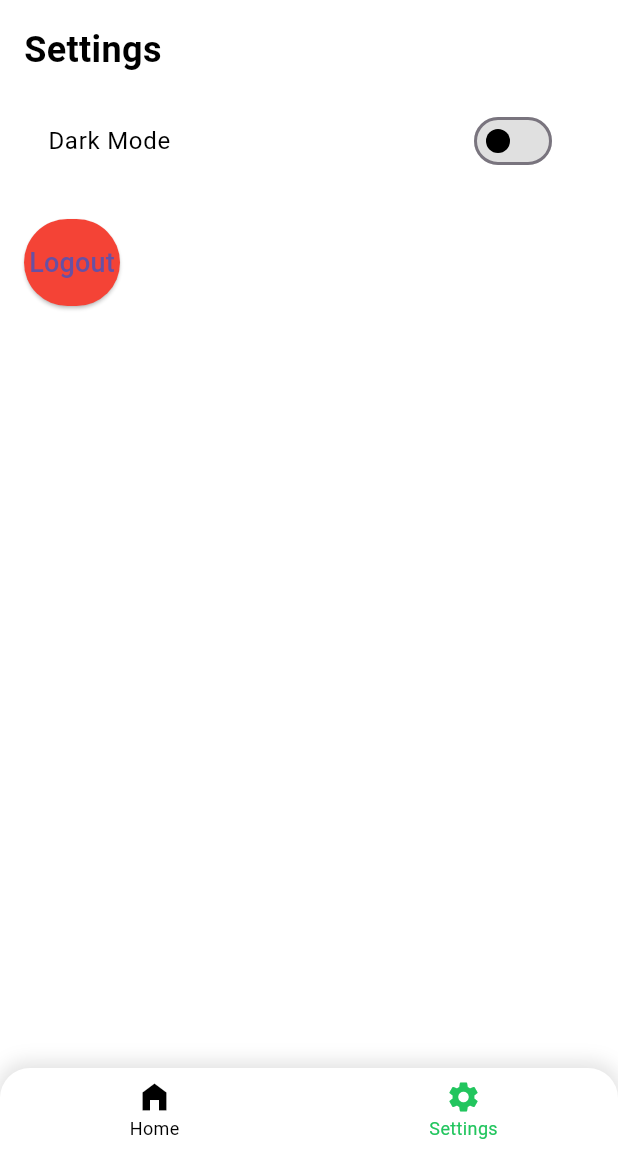
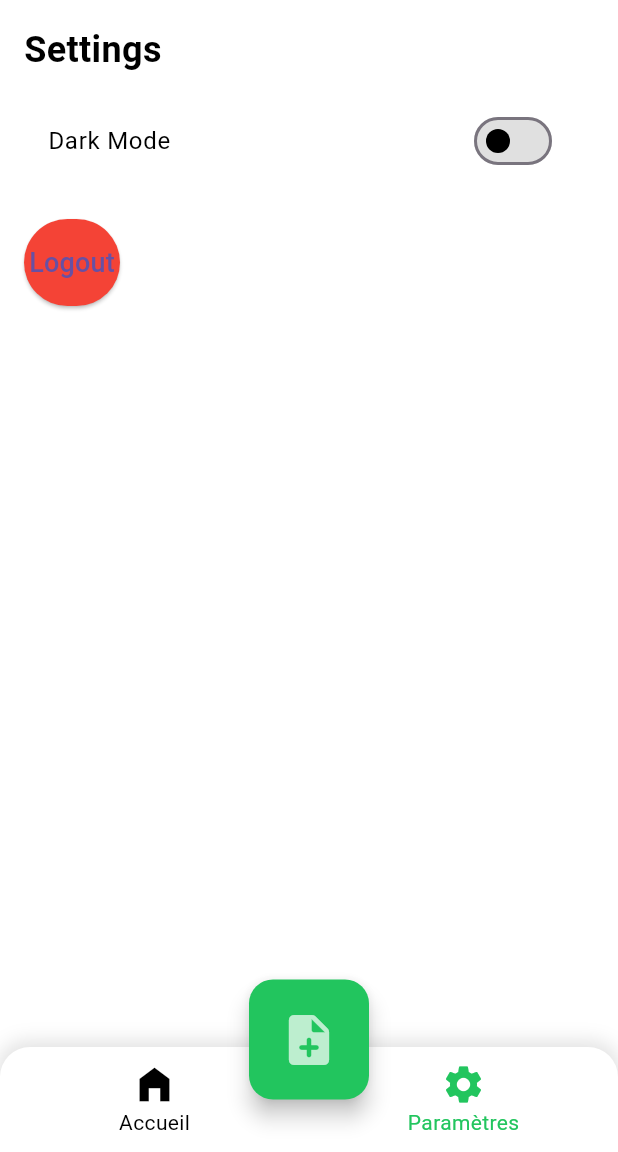
Before and after one commit to VentoMichael/flutter-notes, a Flutter app: the SettingsPage screen opened by its route, on a phone screen of 412 x 824 dp, the part 84-1236 px from its top. Run offline on Flutter 3.47's test engine with Material 3 defaults, Android fonts, the phone set to English and light mode, and no system bars; our stand-ins replace dio, logger, speech_to_text; accounts and stored records are empty; network calls fail.

```diff
--- a/lib/main.dart
+++ b/lib/main.dart
@@ -57,7 +57,7 @@ class MyApp extends StatelessWidget {
       theme: lightTheme,
       darkTheme: darkTheme,
       themeMode: settingsViewModel.setting.isDarkModeEnabled ? ThemeMode.dark : ThemeMode.light,
-      initialRoute: '/login',
+      initialRoute: '/home',
       routes: {
         '/login': (context) => LoginPage(),
         '/register': (context) => RegisterPage(),
--- a/lib/widgets/custom_navigation_bar.dart
+++ b/lib/widgets/custom_navigation_bar.dart
@@ -11,7 +11,11 @@ class CustomNavigationBar extends StatelessWidget {
     final settingsViewModel = Provider.of<SettingsViewModel>(context);
     final isDarkMode = settingsViewModel.setting.isDarkModeEnabled;
 
-    return Container(
+    return Stack(
+      clipBehavior: Clip.none,
+      children: [
+        Container(
+          height: 70,
           decoration: BoxDecoration(
             color: Colors.white,
             boxShadow: [
@@ -36,24 +40,55 @@ class CustomNavigationBar extends StatelessWidget {
             showSelectedLabels: true,
             showUnselectedLabels: true,
             selectedLabelStyle: TextStyle(
-          fontSize: 12,
+              fontSize: 14,
             ),
             unselectedLabelStyle: TextStyle(
-          fontSize: 12,
+              fontSize: 14,
             ),
             items: const <BottomNavigationBarItem>[
               BottomNavigationBarItem(
-            icon: Icon(Icons.home_filled),
-            label: 'Home',
+                icon: Icon(Icons.home_filled, size: 30),
+                label: 'Accueil',
               ),
               BottomNavigationBarItem(
-            icon: Icon(Icons.settings),
-            label: 'Settings',
+                icon: Icon(Icons.settings, size: 30),
+                label: 'Paramètres',
               ),
             ],
             currentIndex: _getSelectedIndex(context),
             onTap: (index) => _onItemTapped(context, index),
           ),
+        ),
+        Positioned(
+          top: -45,
+          left: MediaQuery.of(context).size.width / 2 - 40,
+          child: SizedBox(
+            width: 80,
+            height: 80,
+            child: FloatingActionButton(
+              onPressed: () {
+
+                Navigator.pushReplacementNamed(context, '/addNote');
+              },
+              backgroundColor: primaryColor,
+              shape: RoundedRectangleBorder(
+                borderRadius: BorderRadius.circular(16),
+              ),
+              child: Row(
+                mainAxisAlignment: MainAxisAlignment.center,
+                children: [
+                  Icon(
+                    Icons.note_add_rounded,
+                    size: 40,
+                    color: Colors.white.withOpacity(0.7),
+                  ),
+
+                ],
+              ),
+            ),
+          ),
+        ),
+      ],
     );
   }
 
```
Also changed, not shown: lib/models/user.dart (+30 -3 lines), lib/services/api_service.dart (added, +38 -0 lines), lib/services/auth_service.dart (+13 -10 lines), lib/viewmodels/users_viewmodel.dart (+33 -39 lines), lib/views/home/home_page.dart (+27 -13 lines). Lines whose indentation alone changed are shown as unchanged.
